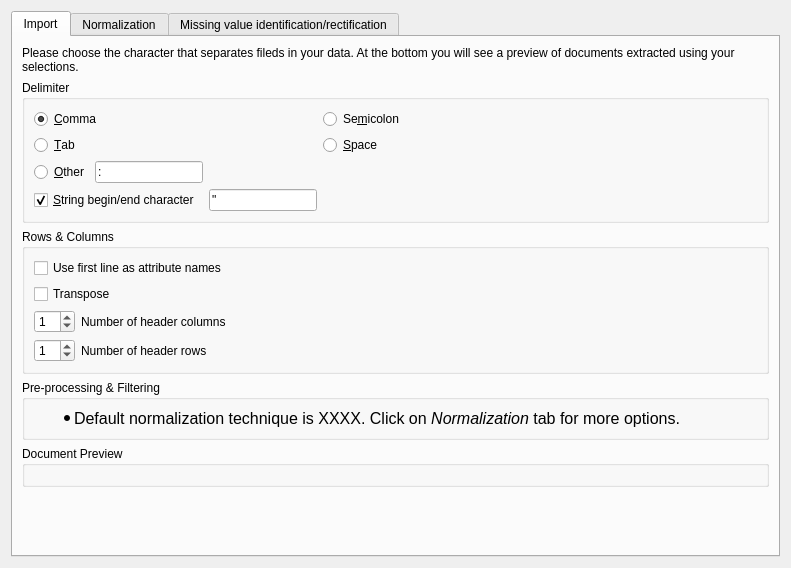
This is Application/Resources/UI/voDelimitedTextImportWidget.ui in Kitware/Visomics as Qt 5 draws it before an edit. The edited form follows.
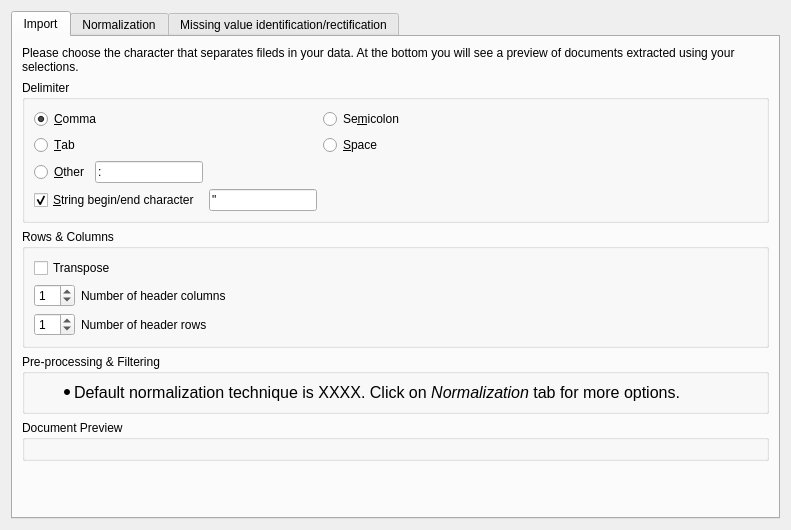
This is the edited form. Custom widgets are drawn as their Qt base class.

Commit message:
Remove FirstLineAsAttributeNames checkbox from UI
The two spinboxes "number of row/column headers" already fulfill that function

Ideally, the widget could be generalize so that either the spinboxes
or the checkbox can be used ...

Diff of the .ui file:
```diff
--- a/Application/Resources/UI/voDelimitedTextImportWidget.ui
+++ b/Application/Resources/UI/voDelimitedTextImportWidget.ui
@@ -7,7 +7,7 @@
     <x>0</x>
     <y>0</y>
     <width>791</width>
-    <height>568</height>
+    <height>530</height>
    </rect>
   </property>
   <property name="windowTitle">
@@ -124,41 +124,34 @@
            <enum>QFormLayout::AllNonFixedFieldsGrow</enum>
           </property>
           <item row="0" column="0" colspan="2">
-           <widget class="QCheckBox" name="FirstLineAsAttributeNamesCheckBox">
-            <property name="text">
-             <string>Use first line as attribute names</string>
-            </property>
-           </widget>
-          </item>
-          <item row="1" column="0" colspan="2">
            <widget class="QCheckBox" name="TransposeCheckBox">
             <property name="text">
              <string>Transpose</string>
             </property>
            </widget>
           </item>
-          <item row="2" column="0">
+          <item row="1" column="0">
            <widget class="QSpinBox" name="NumberHeaderColumnsSpinBox">
             <property name="value">
              <number>1</number>
             </property>
            </widget>
           </item>
-          <item row="2" column="1">
+          <item row="1" column="1">
            <widget class="QLabel" name="NumberHeaderColumnsLabel">
             <property name="text">
              <string>Number of header columns</string>
             </property>
            </widget>
           </item>
-          <item row="3" column="0">
+          <item row="2" column="0">
            <widget class="QSpinBox" name="NumberHeaderRowsSpinBox">
             <property name="value">
              <number>1</number>
             </property>
            </widget>
           </item>
-          <item row="3" column="1">
+          <item row="2" column="1">
            <widget class="QLabel" name="NumberHeaderRowsLabel">
             <property name="text">
              <string>Number of header rows</string>
```
